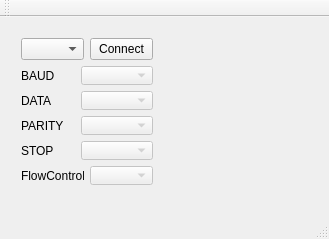
Ivan-divan-kollok/HelpUsMakeIt, file mainwindow.ui: the form before one commit.
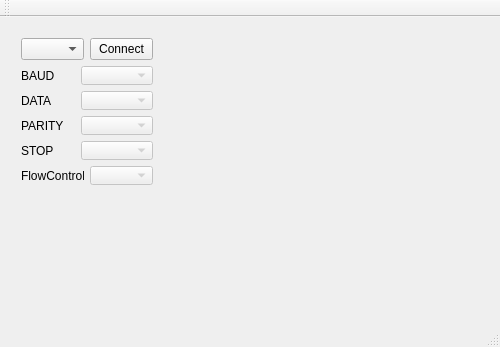
The form after the commit.

The edit to the form file:
```diff
--- a/mainwindow.ui
+++ b/mainwindow.ui
@@ -6,8 +6,8 @@
    <rect>
     <x>0</x>
     <y>0</y>
-    <width>329</width>
-    <height>239</height>
+    <width>500</width>
+    <height>347</height>
    </rect>
   </property>
   <property name="windowTitle">
@@ -187,33 +187,7 @@
      <rect>
       <x>170</x>
       <y>70</y>
-      <width>148</width>
-      <height>22</height>
-     </rect>
-    </property>
-    <layout class="QHBoxLayout" name="horizontalLayout_9">
-     <item>
-      <widget class="QLabel" name="labelR">
-       <property name="text">
-        <string>R</string>
-       </property>
-      </widget>
-     </item>
-     <item>
-      <widget class="QLineEdit" name="lineEditR">
-       <property name="enabled">
-        <bool>false</bool>
-       </property>
-      </widget>
-     </item>
-    </layout>
-   </widget>
-   <widget class="QWidget" name="">
-    <property name="geometry">
-     <rect>
-      <x>170</x>
-      <y>100</y>
-      <width>131</width>
+      <width>134</width>
       <height>22</height>
      </rect>
     </property>
@@ -230,6 +204,39 @@
      </item>
     </layout>
    </widget>
+   <widget class="QWidget" name="">
+    <property name="geometry">
+     <rect>
+      <x>180</x>
+      <y>130</y>
+      <width>101</width>
+      <height>22</height>
+     </rect>
+    </property>
+    <layout class="QHBoxLayout" name="horizontalLayout_11"/>
+   </widget>
+   <widget class="QWidget" name="">
+    <property name="geometry">
+     <rect>
+      <x>170</x>
+      <y>100</y>
+      <width>101</width>
+      <height>22</height>
+     </rect>
+    </property>
+    <layout class="QHBoxLayout" name="horizontalLayout_9">
+     <item>
+      <widget class="QLabel" name="labelFilter">
+       <property name="text">
+        <string>Filter</string>
+       </property>
+      </widget>
+     </item>
+     <item>
+      <widget class="QComboBox" name="comboBoxFilter"/>
+     </item>
+    </layout>
+   </widget>
   </widget>
   <widget class="QMenuBar" name="menuBar">
    <property name="geometry">
```
Left out of the diff: 16 changed lines with no effect on the pictures.
